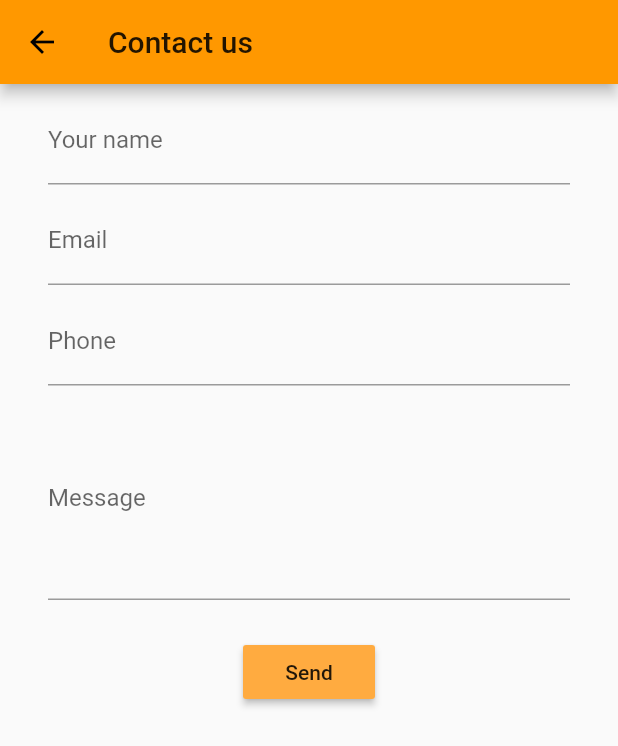
After one commit to yegorkryukov/delivero, a Flutter app: the screen it shows after launch, in the side drawer, after a tap on "Contact us", on a phone screen of 412 x 824 dp. The commit adds this screen. Shown: the top 746 px of the screen. Run offline on Flutter 3.47's test engine with Material 2 defaults, Android fonts, the phone set to English and light mode, and no system bars; network calls fail.

Commit message:
Added contact us form and a route

```diff
--- /dev/null
+++ b/lib/contact_form.dart
@@ -0,0 +1,66 @@
+import 'package:flutter/material.dart';
+
+class ContactFormPage extends StatefulWidget {
+  @override
+  _ContactFormPageState createState() => _ContactFormPageState();
+}
+
+class _ContactFormPageState extends State<ContactFormPage> {
+  @override
+  Widget build(BuildContext context) {
+    return Scaffold(
+        appBar: AppBar(
+          title: Text('Contact us'),
+        ),
+        body: Container(
+          child: Padding(
+            padding: const EdgeInsets.symmetric(
+              vertical: 8.0,
+              horizontal: 32.0,
+            ),
+            child: SingleChildScrollView(
+              child: ConstrainedBox(
+                constraints: BoxConstraints(),
+                child: Column(children: [
+                  Padding(
+                    padding: const EdgeInsets.only(bottom: 8.0),
+                    child: TextField(
+                        decoration: InputDecoration(labelText: 'Your name')),
+                  ),
+                  Padding(
+                      padding: const EdgeInsets.only(bottom: 8.0),
+                      child: TextField(
+                        decoration: InputDecoration(labelText: 'Email'),
+                        keyboardType: TextInputType.emailAddress,
+                      )),
+                  Padding(
+                      padding: const EdgeInsets.only(bottom: 8.0),
+                      child: TextField(
+                        decoration: InputDecoration(labelText: 'Phone'),
+                        keyboardType: TextInputType.phone,
+                      )),
+                  Padding(
+                      padding: const EdgeInsets.only(bottom: 8.0),
+                      child: TextField(
+                        decoration: InputDecoration(labelText: 'Message'),
+                        keyboardType: TextInputType.multiline,
+                        maxLines: 5,
+                      )),
+                  Padding(
+                      padding: const EdgeInsets.all(16.0),
+                      child: Builder(
+                        builder: (context) {
+                          return RaisedButton(
+                            onPressed: () => print('PRESSED'),
+                            color: Colors.orangeAccent,
+                            child: Text('Send'),
+                          );
+                        },
+                      )),
+                ]),
+              ),
+            ),
+          ),
+        ));
+  }
+}
--- a/lib/menu.dart
+++ b/lib/menu.dart
@@ -1,4 +1,5 @@
 import 'package:flutter/material.dart';
+import 'contact_form.dart';
 
 class TheAppMenuPage extends StatelessWidget {
   @override
@@ -7,11 +8,10 @@ class TheAppMenuPage extends StatelessWidget {
       padding: EdgeInsets.zero,
       children: <Widget>[
         DrawerHeader(
-          child:
-            ListTile(
-              title: Text('Account'),
-              leading: Icon(Icons.account_box),
-            ),
+          child: ListTile(
+            title: Text('Account'),
+            leading: Icon(Icons.account_box),
+          ),
           decoration: BoxDecoration(
             color: Colors.orange,
           ),
@@ -24,7 +24,20 @@ class TheAppMenuPage extends StatelessWidget {
           },
         ),
         ListTile(
-          title: Text('About us'),
+          title: Text('Contact us'),
+          leading: Icon(Icons.call),
+          onTap: () {
+            Navigator.of(context).push(
+              MaterialPageRoute(
+                builder: (BuildContext context) {
+                  return ContactFormPage();
+                },
+              ),
+            );
+          },
+        ),
+        ListTile(
+          title: Text('About'),
           leading: Icon(Icons.restaurant_menu),
           onTap: () {
             Navigator.pop(context);
```
